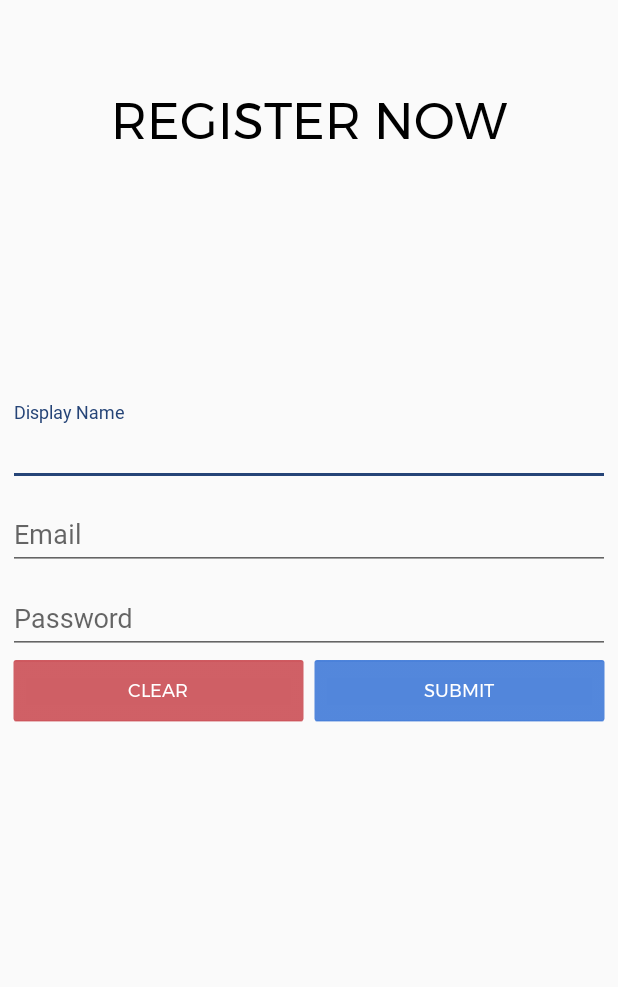
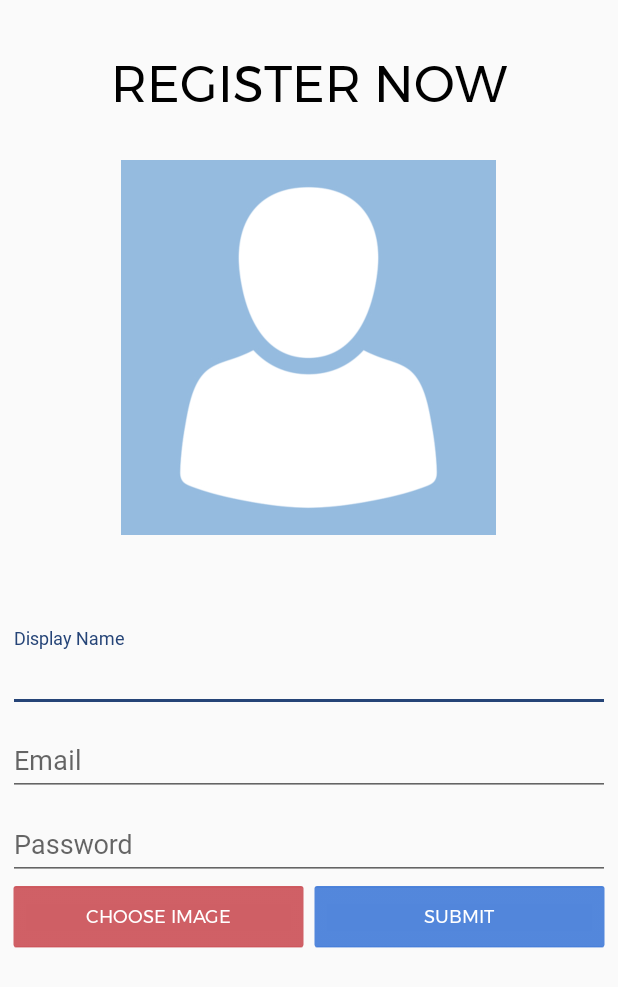
Before and after one commit to Jcarl11/JoeyChatApp, an Android app: the RegisterActivity screen opened directly, with no data from a screen before it, on a phone screen of 412 x 824 dp. Shown: the top 987 px of the screen. Run offline under Robolectric (Android 15) with nearby library versions, the phone set to English and light mode, and no system bars; our stand-ins replace ButterKnife, Firebase (no records; nobody signed in at launch, a user with empty details on screens opened directly), Picasso; libraries missing offline, so code that uses them is left out: com.theartofdev.edmodo; 1 statement that could not run was skipped.

Commit message:
added image in register

```diff
--- a/app/src/main/res/layout/activity_register.xml
+++ b/app/src/main/res/layout/activity_register.xml
@@ -16,12 +16,20 @@
             android:layout_width="wrap_content"
             android:layout_height="wrap_content"
             android:layout_gravity="center"
-            android:layout_marginBottom="100dp"
-            android:layout_marginTop="50dp"
+            android:layout_marginBottom="25dp"
+            android:layout_marginTop="25dp"
             android:fontFamily="@font/montserrat"
             android:text="REGISTER NOW"
             android:textColor="@android:color/black"
             android:textSize="15pt" />
+
+        <ImageView
+            android:id="@+id/IMV_REGISTER"
+            android:layout_width="250dp"
+            android:layout_height="250dp"
+            android:layout_gravity="center"
+            android:scaleType="fitXY"
+            android:src="@drawable/defaultimage" />
 
         <TextView
             android:id="@+id/TV_MESSAGE"
@@ -82,13 +90,13 @@
             android:weightSum="2">
 
             <Button
-                android:id="@+id/BTN_CLEAR"
+                android:id="@+id/BTN_CHOOSEIMAGE"
                 android:layout_width="match_parent"
                 android:layout_height="wrap_content"
                 android:layout_weight="1"
                 android:backgroundTint="@color/buttonNegative"
                 android:fontFamily="@font/montserrat"
-                android:text="CLEAR"
+                android:text="CHOOSE IMAGE"
                 android:textColor="@android:color/white"
                 android:textSize="12dp"/>
 
```
Also changed, not shown: app/build.gradle (+9 -12 lines), app/src/main/AndroidManifest.xml (+7 -1 lines), app/src/main/java/com/example/windows/joeychatapp/RegisterActivity.java (+33 -8 lines), app/src/main/res/drawable/defaultimage.jpg (added).
